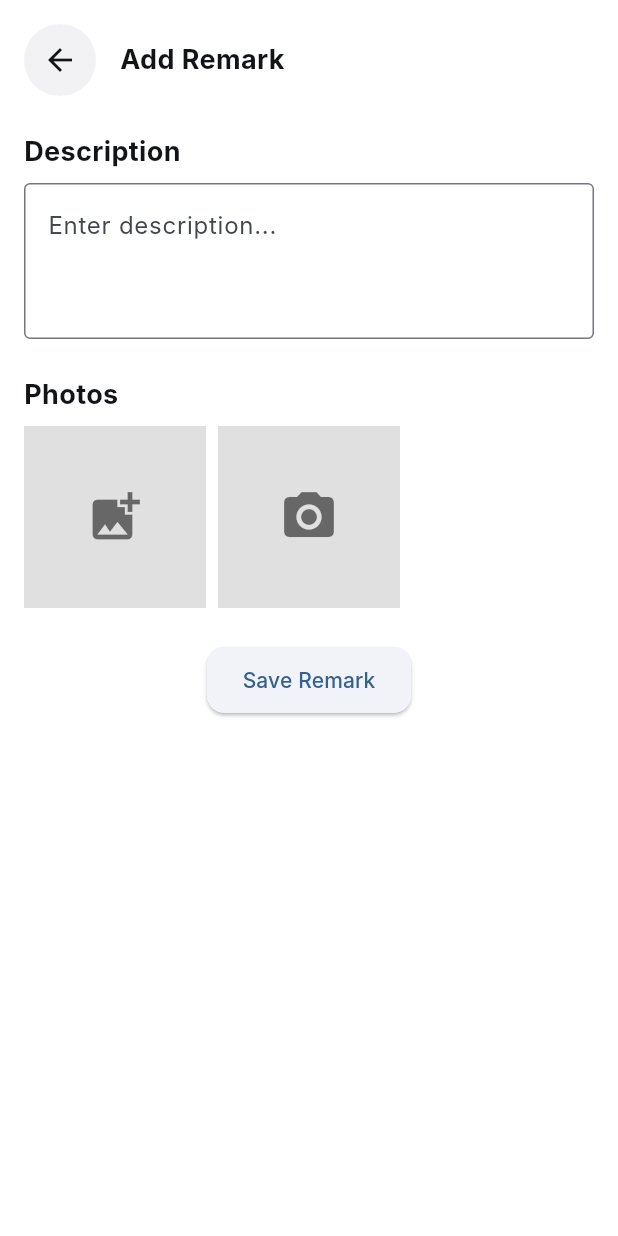
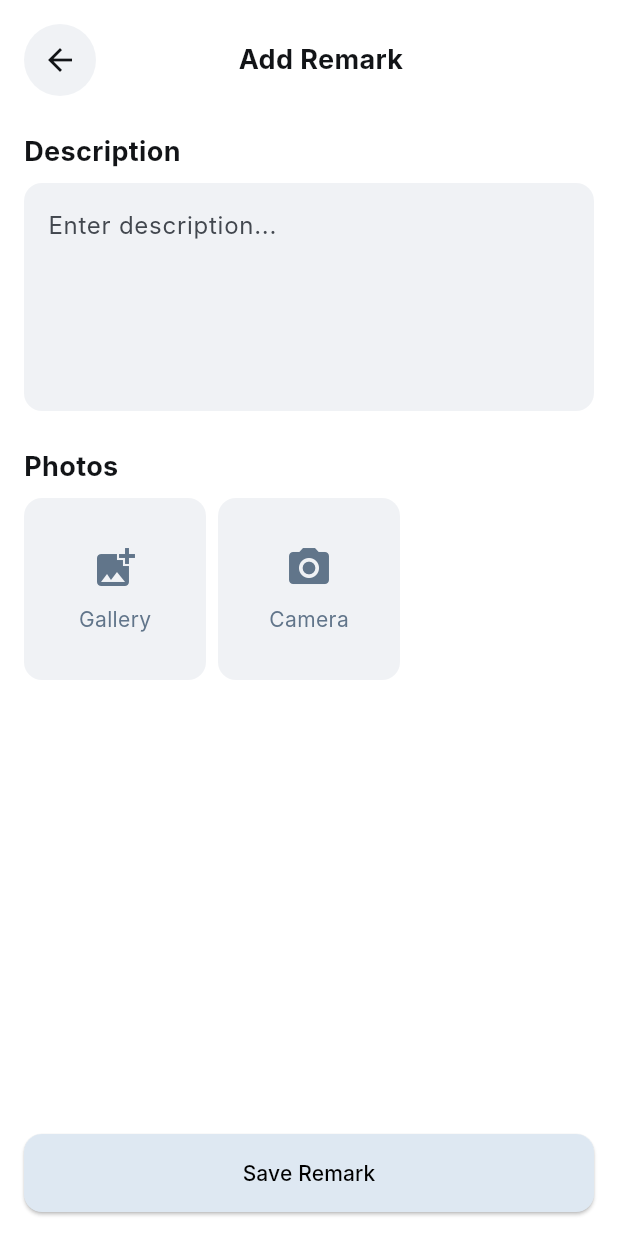
Before and after one commit to Chinyiii/mobile_assignment, a Flutter app: the RemarkFormPage screen opened directly with empty values, on a phone screen of 412 x 824 dp. Run offline on Flutter 3.47's test engine with Material 3 defaults, Android fonts, the phone set to English and light mode, and no system bars; our stand-ins replace image_picker, signature, supabase_flutter; missing offline and left inert: bcrypt; accounts and stored records are empty; Roboto replaces fonts that are missing (Inter).

Commit message:
Update Remark's UI

```diff
--- a/lib/pages/add_remark_page.dart
+++ b/lib/pages/add_remark_page.dart
@@ -35,6 +35,12 @@ class _RemarkFormPageState extends State<RemarkFormPage> {
       _descriptionController.text = widget.remark!.text;
       _existingImages.addAll(widget.remark!.imageUrls);
     }
+  }
+
+  @override
+  void dispose() {
+    _descriptionController.dispose();
+    super.dispose();
   }
 
   Future<void> _pickImages() async {
@@ -124,31 +130,22 @@ class _RemarkFormPageState extends State<RemarkFormPage> {
   }
 
   @override
-  void dispose() {
-    _descriptionController.dispose();
-    super.dispose();
-  }
-
-  @override
   Widget build(BuildContext context) {
     return Scaffold(
       backgroundColor: Colors.white,
       body: SafeArea(
         child: Column(
           children: [
-            // ✅ custom header
             _RemarkFormHeader(
               title: widget.remark == null ? "Add Remark" : "Edit Remark",
               onBack: () => Navigator.pop(context),
             ),
-
             Expanded(
               child: SingleChildScrollView(
                 padding: const EdgeInsets.all(16),
                 child: Column(
                   crossAxisAlignment: CrossAxisAlignment.start,
                   children: [
-                    // ✅ Description Section
                     const Text(
                       'Description',
                       style: TextStyle(
@@ -158,18 +155,22 @@ class _RemarkFormPageState extends State<RemarkFormPage> {
                       ),
                     ),
                     const SizedBox(height: 8),
-                    TextField(
+                    Container(
+                      decoration: BoxDecoration(
+                        color: const Color(0xFFF0F2F5),
+                        borderRadius: BorderRadius.circular(12),
+                      ),
+                      child: TextField(
                         controller: _descriptionController,
-                      maxLines: 3,
+                        maxLines: 5,
                         decoration: const InputDecoration(
                           hintText: "Enter description...",
-                        border: OutlineInputBorder(),
+                          border: InputBorder.none,
+                          contentPadding: EdgeInsets.all(16),
                         ),
                       ),
-
+                    ),
                     const SizedBox(height: 24),
-
-                    // ✅ Photos Section
                     const Text(
                       'Photos',
                       style: TextStyle(
@@ -179,7 +180,6 @@ class _RemarkFormPageState extends State<RemarkFormPage> {
                       ),
                     ),
                     const SizedBox(height: 8),
-
                     GridView.builder(
                       shrinkWrap: true,
                       physics: const NeverScrollableScrollPhysics(),
@@ -221,42 +221,43 @@ class _RemarkFormPageState extends State<RemarkFormPage> {
                             _existingImages.length + _selectedImages.length) {
                           return _AddTile(
                             icon: Icons.add_photo_alternate,
+                            label: 'Gallery',
                             onTap: _pickImages,
                           );
                         } else {
                           return _AddTile(
                             icon: Icons.camera_alt,
+                            label: 'Camera',
                             onTap: _takePhoto,
                           );
                         }
                       },
                     ),
-
-                    const SizedBox(height: 24),
-
-                    // ✅ Save button
-                    Center(
-                      child: _isSaving
-                          ? const CircularProgressIndicator()
-                          : ElevatedButton(
-                              onPressed: _saveRemark,
+                  ],
+                ),
+              ),
+            ),
+            Padding(
+              padding: const EdgeInsets.all(16.0),
+              child: SizedBox(
+                width: double.infinity,
+                child: ElevatedButton(
+                  onPressed: _isSaving ? null : _saveRemark,
                   style: ElevatedButton.styleFrom(
-                                padding: const EdgeInsets.symmetric(
-                                  horizontal: 24,
-                                  vertical: 12,
-                                ),
+                    foregroundColor: Colors.black,
+                    backgroundColor: const Color(0xFFDEE8F2),
+                    padding: const EdgeInsets.symmetric(vertical: 16),
                     shape: RoundedRectangleBorder(
                       borderRadius: BorderRadius.circular(12),
                     ),
                   ),
-                              child: Text(
+                  child: _isSaving
+                      ? const CircularProgressIndicator(color: Colors.white)
+                      : Text(
                           widget.remark == null
                               ? "Save Remark"
                               : "Update Remark",
                         ),
-                            ),
-                    ),
-                  ],
                 ),
               ),
             ),
@@ -267,7 +268,6 @@ class _RemarkFormPageState extends State<RemarkFormPage> {
   }
 }
 
-// ✅ Custom header
 class _RemarkFormHeader extends StatelessWidget {
   final String title;
   final VoidCallback onBack;
@@ -287,7 +287,7 @@ class _RemarkFormHeader extends StatelessWidget {
               height: 48,
               decoration: BoxDecoration(
                 borderRadius: BorderRadius.circular(24),
-                color: const Color(0xFFF2F2F5),
+                color: const Color(0xFFF0F2F5),
               ),
               child: const Icon(
                 Icons.arrow_back,
@@ -297,21 +297,24 @@ class _RemarkFormHeader extends StatelessWidget {
             ),
           ),
           const SizedBox(width: 16),
-          Text(
+          Expanded(
+            child: Text(
               title,
               style: const TextStyle(
                 fontSize: 18,
                 fontWeight: FontWeight.w700,
                 color: Color(0xFF121417),
               ),
+              textAlign: TextAlign.center,
             ),
+          ),
+          const SizedBox(width: 48),
         ],
       ),
     );
   }
 }
 
-// ✅ Reusable image tile (network or file)
 class _ImageTile extends StatelessWidget {
   final String? url;
   final File? file;
@@ -319,13 +322,14 @@ class _ImageTile extends StatelessWidget {
 
   const _ImageTile.network({required this.url, required this.onRemove})
       : file = null;
-
   const _ImageTile.file({required this.file, required this.onRemove})
       : url = null;
 
   @override
   Widget build(BuildContext context) {
-    return Stack(
+    return ClipRRect(
+      borderRadius: BorderRadius.circular(12),
+      child: Stack(
         children: [
           Positioned.fill(
             child: url != null
@@ -333,13 +337,11 @@ class _ImageTile extends StatelessWidget {
                 : Image.file(file!, fit: BoxFit.cover),
           ),
           Positioned(
-          top: 6,
-          right: 6,
+            top: 4,
+            right: 4,
             child: GestureDetector(
               onTap: onRemove,
               child: Container(
-              width: 28,
-              height: 28,
                 decoration: const BoxDecoration(
                   shape: BoxShape.circle,
                   color: Colors.black54,
@@ -349,24 +351,34 @@ class _ImageTile extends StatelessWidget {
             ),
           ),
         ],
+      ),
     );
   }
 }
 
-// ✅ Add buttons for gallery/camera
 class _AddTile extends StatelessWidget {
   final IconData icon;
+  final String label;
   final VoidCallback onTap;
 
-  const _AddTile({required this.icon, required this.onTap});
-
+  const _AddTile({required this.icon, required this.label, required this.onTap});
   @override
   Widget build(BuildContext context) {
     return GestureDetector(
       onTap: onTap,
       child: Container(
-        color: Colors.grey[300],
-        child: Icon(icon, size: 40, color: Colors.black54),
+        decoration: BoxDecoration(
+          color: const Color(0xFFF0F2F5),
+          borderRadius: BorderRadius.circular(12),
+        ),
+        child: Column(
+          mainAxisAlignment: MainAxisAlignment.center,
+          children: [
+            Icon(icon, size: 32, color: const Color(0xFF61758A)),
+            const SizedBox(height: 8),
+            Text(label, style: const TextStyle(color: Color(0xFF61758A))),
+          ],
+        ),
       ),
     );
   }
--- a/lib/pages/remark_view_page.dart
+++ b/lib/pages/remark_view_page.dart
@@ -73,6 +73,7 @@ class _RemarkViewHeader extends StatelessWidget {
               ),
             ),
           ),
+          const SizedBox(width: 48), // Spacer for centering
         ],
       ),
     );
```
Lines whose indentation alone changed are shown as unchanged.
